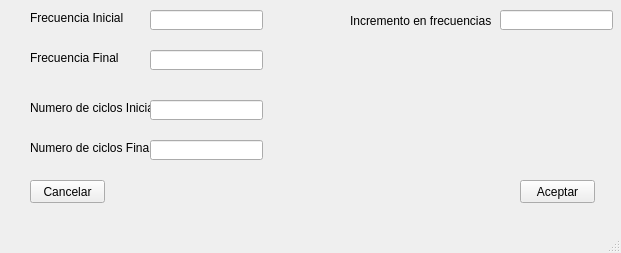
The window that MenuWB.ui (AndresMSE/IF---Interfaz) describes before a commit, drawn with Qt 5.
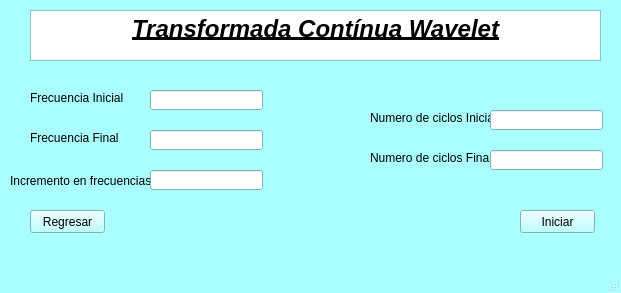
The same window after the commit.

```diff
--- a/MenuWB.ui
+++ b/MenuWB.ui
@@ -7,9 +7,424 @@
     <x>0</x>
     <y>0</y>
     <width>621</width>
-    <height>253</height>
+    <height>293</height>
    </rect>
   </property>
+  <property name="palette">
+   <palette>
+    <active>
+     <colorrole role="WindowText">
+      <brush brushstyle="SolidPattern">
+       <color alpha="255">
+        <red>0</red>
+        <green>0</green>
+        <blue>0</blue>
+       </color>
+      </brush>
+     </colorrole>
+     <colorrole role="Button">
+      <brush brushstyle="SolidPattern">
+       <color alpha="255">
+        <red>170</red>
+        <green>255</green>
+        <blue>255</blue>
+       </color>
+      </brush>
+     </colorrole>
+     <colorrole role="Light">
+      <brush brushstyle="SolidPattern">
+       <color alpha="255">
+        <red>255</red>
+        <green>255</green>
+        <blue>255</blue>
+       </color>
+      </brush>
+     </colorrole>
+     <colorrole role="Midlight">
+      <brush brushstyle="SolidPattern">
+       <color alpha="255">
+        <red>212</red>
+        <green>255</green>
+        <blue>255</blue>
+       </color>
+      </brush>
+     </colorrole>
+     <colorrole role="Dark">
+      <brush brushstyle="SolidPattern">
+       <color alpha="255">
+        <red>85</red>
+        <green>127</green>
+        <blue>127</blue>
+       </color>
+      </brush>
+     </colorrole>
+     <colorrole role="Mid">
+      <brush brushstyle="SolidPattern">
+       <color alpha="255">
+        <red>113</red>
+        <green>170</green>
+        <blue>170</blue>
+       </color>
+      </brush>
+     </colorrole>
+     <colorrole role="Text">
+      <brush brushstyle="SolidPattern">
+       <color alpha="255">
+        <red>0</red>
+        <green>0</green>
+        <blue>0</blue>
+       </color>
+      </brush>
+     </colorrole>
+     <colorrole role="BrightText">
+      <brush brushstyle="SolidPattern">
+       <color alpha="255">
+        <red>255</red>
+        <green>255</green>
+        <blue>255</blue>
+       </color>
+      </brush>
+     </colorrole>
+     <colorrole role="ButtonText">
+      <brush brushstyle="SolidPattern">
+       <color alpha="255">
+        <red>0</red>
+        <green>0</green>
+        <blue>0</blue>
+       </color>
+      </brush>
+     </colorrole>
+     <colorrole role="Base">
+      <brush brushstyle="SolidPattern">
+       <color alpha="255">
+        <red>255</red>
+        <green>255</green>
+        <blue>255</blue>
+       </color>
+      </brush>
+     </colorrole>
+     <colorrole role="Window">
+      <brush brushstyle="SolidPattern">
+       <color alpha="255">
+        <red>170</red>
+        <green>255</green>
+        <blue>255</blue>
+       </color>
+      </brush>
+     </colorrole>
+     <colorrole role="Shadow">
+      <brush brushstyle="SolidPattern">
+       <color alpha="255">
+        <red>0</red>
+        <green>0</green>
+        <blue>0</blue>
+       </color>
+      </brush>
+     </colorrole>
+     <colorrole role="AlternateBase">
+      <brush brushstyle="SolidPattern">
+       <color alpha="255">
+        <red>212</red>
+        <green>255</green>
+        <blue>255</blue>
+       </color>
+      </brush>
+     </colorrole>
+     <colorrole role="ToolTipBase">
+      <brush brushstyle="SolidPattern">
+       <color alpha="255">
+        <red>255</red>
+        <green>255</green>
+        <blue>220</blue>
+       </color>
+      </brush>
+     </colorrole>
+     <colorrole role="ToolTipText">
+      <brush brushstyle="SolidPattern">
+       <color alpha="255">
+        <red>0</red>
+        <green>0</green>
+        <blue>0</blue>
+       </color>
+      </brush>
+     </colorrole>
+    </active>
+    <inactive>
+     <colorrole role="WindowText">
+      <brush brushstyle="SolidPattern">
+       <color alpha="255">
+        <red>0</red>
+        <green>0</green>
+        <blue>0</blue>
+       </color>
+      </brush>
+     </colorrole>
+     <colorrole role="Button">
+      <brush brushstyle="SolidPattern">
+       <color alpha="255">
+        <red>170</red>
+        <green>255</green>
+        <blue>255</blue>
+       </color>
+      </brush>
+     </colorrole>
+     <colorrole role="Light">
+      <brush brushstyle="SolidPattern">
+       <color alpha="255">
+        <red>255</red>
+        <green>255</green>
+        <blue>255</blue>
+       </color>
+      </brush>
+     </colorrole>
+     <colorrole role="Midlight">
+      <brush brushstyle="SolidPattern">
+       <color alpha="255">
+        <red>212</red>
+        <green>255</green>
+        <blue>255</blue>
+       </color>
+      </brush>
+     </colorrole>
+     <colorrole role="Dark">
+      <brush brushstyle="SolidPattern">
+       <color alpha="255">
+        <red>85</red>
+        <green>127</green>
+        <blue>127</blue>
+       </color>
+      </brush>
+     </colorrole>
+     <colorrole role="Mid">
+      <brush brushstyle="SolidPattern">
+       <color alpha="255">
+        <red>113</red>
+        <green>170</green>
+        <blue>170</blue>
+       </color>
+      </brush>
+     </colorrole>
+     <colorrole role="Text">
+      <brush brushstyle="SolidPattern">
+       <color alpha="255">
+        <red>0</red>
+        <green>0</green>
+        <blue>0</blue>
+       </color>
+      </brush>
+     </colorrole>
+     <colorrole role="BrightText">
+      <brush brushstyle="SolidPattern">
+       <color alpha="255">
+        <red>255</red>
+        <green>255</green>
+        <blue>255</blue>
+       </color>
+      </brush>
+     </colorrole>
+     <colorrole role="ButtonText">
+      <brush brushstyle="SolidPattern">
+       <color alpha="255">
+        <red>0</red>
+        <green>0</green>
+        <blue>0</blue>
+       </color>
+      </brush>
+     </colorrole>
+     <colorrole role="Base">
+      <brush brushstyle="SolidPattern">
+       <color alpha="255">
+        <red>255</red>
+        <green>255</green>
+        <blue>255</blue>
+       </color>
+      </brush>
+     </colorrole>
+     <colorrole role="Window">
+      <brush brushstyle="SolidPattern">
+       <color alpha="255">
+        <red>170</red>
+        <green>255</green>
+        <blue>255</blue>
+       </color>
+      </brush>
+     </colorrole>
+     <colorrole role="Shadow">
+      <brush brushstyle="SolidPattern">
+       <color alpha="255">
+        <red>0</red>
+        <green>0</green>
+        <blue>0</blue>
+       </color>
+      </brush>
+     </colorrole>
+     <colorrole role="AlternateBase">
+      <brush brushstyle="SolidPattern">
+       <color alpha="255">
+        <red>212</red>
+        <green>255</green>
+        <blue>255</blue>
+       </color>
+      </brush>
+     </colorrole>
+     <colorrole role="ToolTipBase">
+      <brush brushstyle="SolidPattern">
+       <color alpha="255">
+        <red>255</red>
+        <green>255</green>
+        <blue>220</blue>
+       </color>
+      </brush>
+     </colorrole>
+     <colorrole role="ToolTipText">
+      <brush brushstyle="SolidPattern">
+       <color alpha="255">
+        <red>0</red>
+        <green>0</green>
+        <blue>0</blue>
+       </color>
+      </brush>
+     </colorrole>
+    </inactive>
+    <disabled>
+     <colorrole role="WindowText">
+      <brush brushstyle="SolidPattern">
+       <color alpha="255">
+        <red>85</red>
+        <green>127</green>
+        <blue>127</blue>
+       </color>
+      </brush>
+     </colorrole>
+     <colorrole role="Button">
+      <brush brushstyle="SolidPattern">
+       <color alpha="255">
+        <red>170</red>
+        <green>255</green>
+        <blue>255</blue>
+       </color>
+      </brush>
+     </colorrole>
+     <colorrole role="Light">
+      <brush brushstyle="SolidPattern">
+       <color alpha="255">
+        <red>255</red>
+        <green>255</green>
+        <blue>255</blue>
+       </color>
+      </brush>
+     </colorrole>
+     <colorrole role="Midlight">
+      <brush brushstyle="SolidPattern">
+       <color alpha="255">
+        <red>212</red>
+        <green>255</green>
+        <blue>255</blue>
+       </color>
+      </brush>
+     </colorrole>
+     <colorrole role="Dark">
+      <brush brushstyle="SolidPattern">
+       <color alpha="255">
+        <red>85</red>
+        <green>127</green>
+        <blue>127</blue>
+       </color>
+      </brush>
+     </colorrole>
+     <colorrole role="Mid">
+      <brush brushstyle="SolidPattern">
+       <color alpha="255">
+        <red>113</red>
+        <green>170</green>
+        <blue>170</blue>
+       </color>
+      </brush>
+     </colorrole>
+     <colorrole role="Text">
+      <brush brushstyle="SolidPattern">
+       <color alpha="255">
+        <red>85</red>
+        <green>127</green>
+        <blue>127</blue>
+       </color>
+      </brush>
+     </colorrole>
+     <colorrole role="BrightText">
+      <brush brushstyle="SolidPattern">
+       <color alpha="255">
+        <red>255</red>
+        <green>255</green>
+        <blue>255</blue>
+       </color>
+      </brush>
+     </colorrole>
+     <colorrole role="ButtonText">
+      <brush brushstyle="SolidPattern">
+       <color alpha="255">
+        <red>85</red>
+        <green>127</green>
+        <blue>127</blue>
+       </color>
+      </brush>
+     </colorrole>
+     <colorrole role="Base">
+      <brush brushstyle="SolidPattern">
+       <color alpha="255">
+        <red>170</red>
+        <green>255</green>
+        <blue>255</blue>
+       </color>
+      </brush>
+     </colorrole>
+     <colorrole role="Window">
+      <brush brushstyle="SolidPattern">
+       <color alpha="255">
+        <red>170</red>
+        <green>255</green>
+        <blue>255</blue>
+       </color>
+      </brush>
+     </colorrole>
+     <colorrole role="Shadow">
+      <brush brushstyle="SolidPattern">
+       <color alpha="255">
+        <red>0</red>
+        <green>0</green>
+        <blue>0</blue>
+       </color>
+      </brush>
+     </colorrole>
+     <colorrole role="AlternateBase">
+      <brush brushstyle="SolidPattern">
+       <color alpha="255">
+        <red>170</red>
+        <green>255</green>
+        <blue>255</blue>
+       </color>
+      </brush>
+     </colorrole>
+     <colorrole role="ToolTipBase">
+      <brush brushstyle="SolidPattern">
+       <color alpha="255">
+        <red>255</red>
+        <green>255</green>
+        <blue>220</blue>
+       </color>
+      </brush>
+     </colorrole>
+     <colorrole role="ToolTipText">
+      <brush brushstyle="SolidPattern">
+       <color alpha="255">
+        <red>0</red>
+        <green>0</green>
+        <blue>0</blue>
+       </color>
+      </brush>
+     </colorrole>
+    </disabled>
+   </palette>
+  </property>
   <property name="windowTitle">
    <string>MainWindow</string>
   </property>
@@ -18,7 +433,7 @@
     <property name="geometry">
      <rect>
       <x>30</x>
-      <y>10</y>
+      <y>90</y>
       <width>101</width>
       <height>16</height>
      </rect>
@@ -31,7 +446,7 @@
     <property name="geometry">
      <rect>
       <x>150</x>
-      <y>10</y>
+      <y>90</y>
       <width>113</width>
       <height>20</height>
      </rect>
@@ -41,7 +456,7 @@
     <property name="geometry">
      <rect>
       <x>30</x>
-      <y>50</y>
+      <y>130</y>
       <width>101</width>
       <height>16</height>
      </rect>
@@ -54,7 +469,7 @@
     <property name="geometry">
      <rect>
       <x>150</x>
-      <y>50</y>
+      <y>130</y>
       <width>113</width>
       <height>20</height>
      </rect>
@@ -63,8 +478,8 @@
    <widget class="QLabel" name="label_4">
     <property name="geometry">
      <rect>
-      <x>30</x>
-      <y>100</y>
+      <x>370</x>
+      <y>110</y>
       <width>121</width>
       <height>16</height>
      </rect>
@@ -76,8 +491,8 @@
    <widget class="QLabel" name="label_5">
     <property name="geometry">
      <rect>
-      <x>30</x>
-      <y>140</y>
+      <x>370</x>
+      <y>150</y>
       <width>121</width>
       <height>16</height>
      </rect>
@@ -89,8 +504,8 @@
    <widget class="QLineEdit" name="CicloInicial">
     <property name="geometry">
      <rect>
-      <x>150</x>
-      <y>100</y>
+      <x>490</x>
+      <y>110</y>
       <width>113</width>
       <height>20</height>
      </rect>
@@ -99,8 +514,8 @@
    <widget class="QLineEdit" name="CiclosFinal">
     <property name="geometry">
      <rect>
-      <x>150</x>
-      <y>140</y>
+      <x>490</x>
+      <y>150</y>
       <width>113</width>
       <height>20</height>
      </rect>
@@ -109,8 +524,8 @@
    <widget class="QLabel" name="label_2">
     <property name="geometry">
      <rect>
-      <x>350</x>
-      <y>10</y>
+      <x>10</x>
+      <y>170</y>
       <width>141</width>
       <height>21</height>
      </rect>
@@ -122,8 +537,8 @@
    <widget class="QLineEdit" name="IncrementoFrecuencias">
     <property name="geometry">
      <rect>
-      <x>500</x>
-      <y>10</y>
+      <x>150</x>
+      <y>170</y>
       <width>113</width>
       <height>20</height>
      </rect>
@@ -133,38 +548,45 @@
     <property name="geometry">
      <rect>
       <x>520</x>
-      <y>180</y>
+      <y>210</y>
       <width>75</width>
       <height>23</height>
      </rect>
     </property>
     <property name="text">
-     <string>Aceptar</string>
+     <string>Iniciar</string>
     </property>
    </widget>
    <widget class="QPushButton" name="Cancelar">
     <property name="geometry">
      <rect>
       <x>30</x>
-      <y>180</y>
+      <y>210</y>
       <width>75</width>
       <height>23</height>
      </rect>
     </property>
     <property name="text">
-     <string>Cancelar</string>
+     <string>Regresar</string>
     </property>
    </widget>
-  </widget>
-  <widget class="QMenuBar" name="menubar">
-   <property name="geometry">
-    <rect>
-     <x>0</x>
-     <y>0</y>
-     <width>621</width>
-     <height>21</height>
-    </rect>
-   </property>
+   <widget class="QTextBrowser" name="textBrowser">
+    <property name="geometry">
+     <rect>
+      <x>30</x>
+      <y>10</y>
+      <width>571</width>
+      <height>51</height>
+     </rect>
+    </property>
+    <property name="html">
+     <string>&lt;!DOCTYPE HTML PUBLIC &quot;-//W3C//DTD HTML 4.0//EN&quot; &quot;http://www.w3.org/TR/REC-html40/strict.dtd&quot;&gt;
+&lt;html&gt;&lt;head&gt;&lt;meta name=&quot;qrichtext&quot; content=&quot;1&quot; /&gt;&lt;style type=&quot;text/css&quot;&gt;
+p, li { white-space: pre-wrap; }
+&lt;/style&gt;&lt;/head&gt;&lt;body style=&quot; font-family:'MS Shell Dlg 2'; font-size:8.25pt; font-weight:400; font-style:normal;&quot;&gt;
+&lt;p align=&quot;center&quot; style=&quot; margin-top:0px; margin-bottom:0px; margin-left:0px; margin-right:0px; -qt-block-indent:0; text-indent:0px;&quot;&gt;&lt;span style=&quot; font-size:18pt; font-weight:600; font-style:italic; text-decoration: underline;&quot;&gt;Transformada Contínua Wavelet&lt;/span&gt;&lt;/p&gt;&lt;/body&gt;&lt;/html&gt;</string>
+    </property>
+   </widget>
   </widget>
   <widget class="QStatusBar" name="statusbar"/>
  </widget>
```
Left out of the diff: 2 changed lines with no effect on the pictures.
